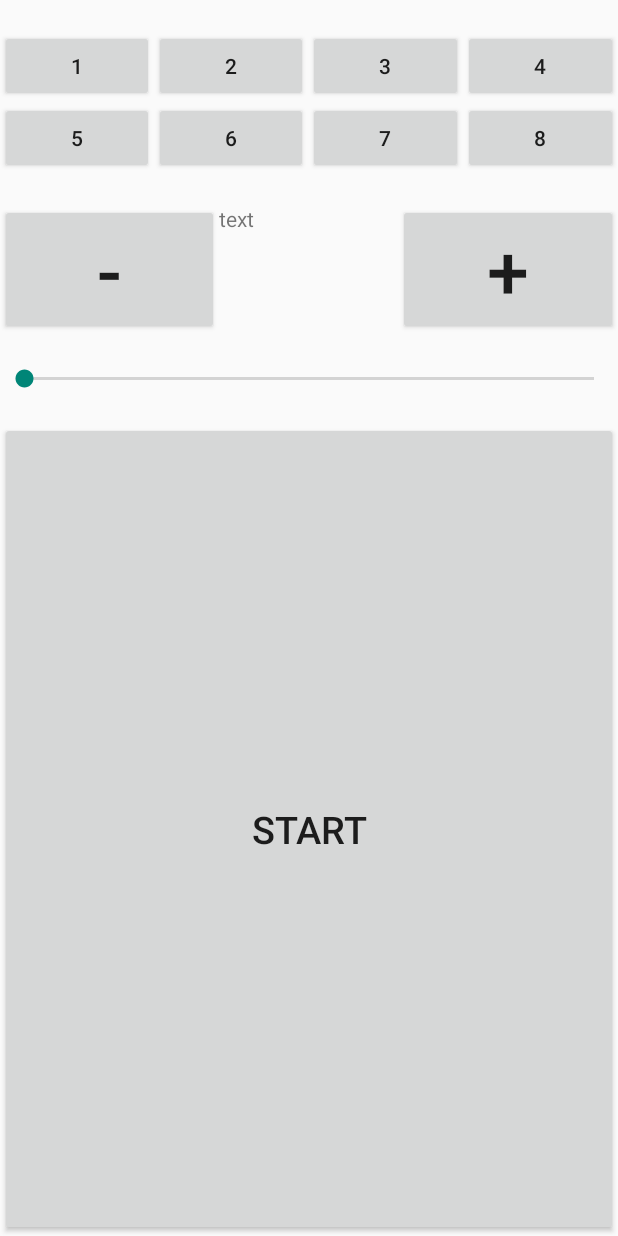
After one commit to sasadangelo/Running, an Android app: the layout activity_main.xml on its own in the app's theme, with its tools: preview values and no code run, on a phone screen of 412 x 824 dp. The commit adds this screen. Run offline under Robolectric (Android 15) with nearby library versions, the phone set to English and light mode, and no system bars.

Commit message:
Integrate Metronome source code.

```diff
--- a/app/src/main/AndroidManifest.xml
+++ b/app/src/main/AndroidManifest.xml
@@ -3,6 +3,10 @@
     package="running.org.running" >
 
     <application android:name="running.org.running.RunningApp" android:allowBackup="true" android:icon="@mipmap/ic_launcher" android:label="@string/app_name" android:theme="@style/AppTheme" >
+        <activity
+            android:name=".Metronome"
+            android:label="@string/app_name" >
+        </activity>
         <activity
             android:name=".RunningActivity"
             android:label="@string/app_name" >
@@ -17,4 +21,5 @@
         </activity>
     </application>
     <uses-permission android:name="android.permission.ACCESS_FINE_LOCATION" />
+    <uses-permission android:name="android.permission.WAKE_LOCK"/>
 </manifest>
--- /dev/null
+++ b/app/src/main/res/layout/activity_main.xml
@@ -0,0 +1,59 @@
+<?xml version="1.0" encoding="utf-8"?>
+<LinearLayout xmlns:android="http://schemas.android.com/apk/res/android"
+    android:orientation="vertical" android:layout_width="fill_parent"
+    android:layout_height="fill_parent">
+
+    <TableLayout android:layout_height="wrap_content" android:paddingTop="20sp" android:paddingBottom="20sp"
+        android:layout_width="fill_parent">
+        <TableRow>
+            <Button android:id="@+id/button1" android:text="1"
+                android:layout_weight="1" />
+            <Button android:id="@+id/button2" android:text="2"
+                android:layout_weight="1" />
+            <Button android:id="@+id/button3" android:text="3"
+                android:layout_weight="1" />
+            <Button android:id="@+id/button4" android:text="4"
+                android:layout_weight="1" />
+        </TableRow>
+        <TableRow>
+            <Button android:id="@+id/button5" android:text="5"
+                android:layout_weight="1" />
+            <Button android:id="@+id/button6" android:text="6"
+                android:layout_weight="1" />
+            <Button android:id="@+id/button7" android:text="7"
+                android:layout_weight="1" />
+            <Button android:id="@+id/button8" android:text="8"
+                android:layout_weight="1" />
+        </TableRow>
+    </TableLayout>
+    <TableLayout android:layout_height="wrap_content"
+        android:layout_width="fill_parent">
+        <TableRow>
+            <Button android:id="@+id/minus" android:text="-"
+
+                android:layout_weight="2" android:textSize="50sp" />
+            <LinearLayout android:layout_weight="1" android:layout_width="fill_parent"
+                android:orientation="vertical">
+                <TextView android:layout_width="fill_parent"
+                    android:layout_height="wrap_content" android:gravity="left"
+                    android:id="@+id/period" android:text="text" />
+                <TextView android:gravity="center_horizontal" android:id="@+id/text"
+                    android:layout_height="wrap_content"
+                    android:layout_width="fill_parent" android:textSize="50sp" android:typeface="monospace" android:text="   " />
+            </LinearLayout>
+            <Button android:id="@+id/plus" android:text="+"
+
+                android:layout_weight="2" android:textSize="50sp" />
+
+        </TableRow>
+    </TableLayout>
+
+    <SeekBar android:layout_width="fill_parent" android:paddingTop="20sp" android:paddingBottom="20sp"
+        android:layout_height="wrap_content" android:id="@+id/tempo" />
+
+    <Button android:layout_width="fill_parent"
+        android:layout_height="wrap_content" android:text="@string/start"
+        android:layout_weight="1"
+        android:textSize="25sp"
+        android:id="@+id/startstop" />
+</LinearLayout>
--- a/app/src/main/res/layout/activity_start_activity.xml
+++ b/app/src/main/res/layout/activity_start_activity.xml
@@ -74,4 +74,8 @@
         android:layout_centerVertical="true"
         android:text="@string/enableGPSButtonLabel"
         android:onClick="enableGPS" />
+
+
+
+
 </RelativeLayout>
--- a/app/src/main/res/values/strings.xml
+++ b/app/src/main/res/values/strings.xml
@@ -20,4 +20,7 @@
     <string name="resumeButtonLabel">Riprendi</string>
     <string name="gpsReady">Segnale GPS Presente</string>
     <string name="aboutMenuName">Informazioni</string>
+
+    <string name="start">Start</string>
+    <string name="stop">Stop</string>
 </resources>
```
